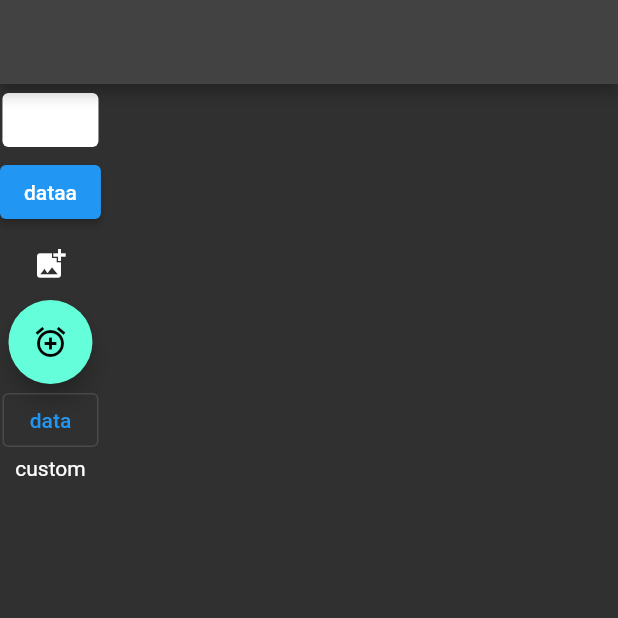
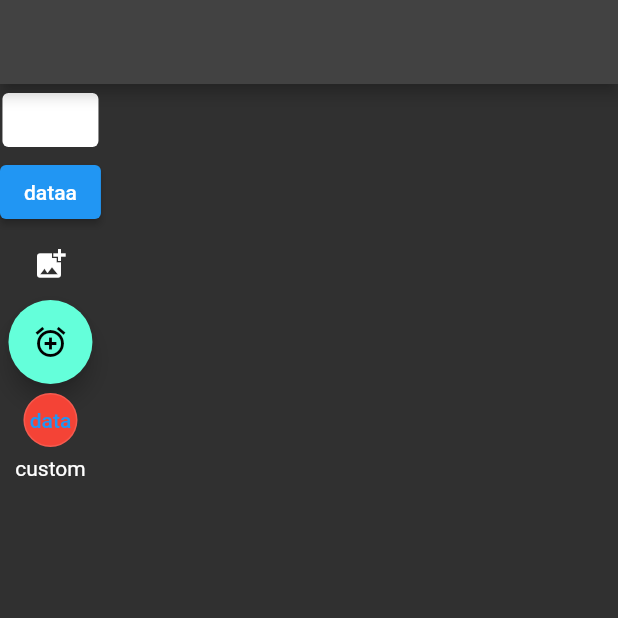
Before and after one commit to FrknTnc/Flutter_Works, a Flutter app: the screen it shows after launch, on a phone screen of 412 x 824 dp, the top half of it. Run offline on Flutter 3.47's test engine with Material 2 defaults, Android fonts, the phone set to English and light mode, and no system bars.

Commit message:
Update dört_button_learn.dart

```diff
--- a/lib/101/dört_button_learn.dart
+++ b/lib/101/dört_button_learn.dart
@@ -27,7 +27,11 @@ class ButtonLearnWidget extends StatelessWidget {
             onPressed: () {},
             child: const Icon(Icons.add_alarm_sharp),
           ),
-          OutlinedButton(onPressed: () {}, child: const Text('data')),
+          OutlinedButton(
+              style: OutlinedButton.styleFrom(
+                  backgroundColor: Colors.red, shape: CircleBorder()),
+              onPressed: () {},
+              child: const Text('data')),
           InkWell(
             onTap: () {},
             child: const Text('custom'),
```
